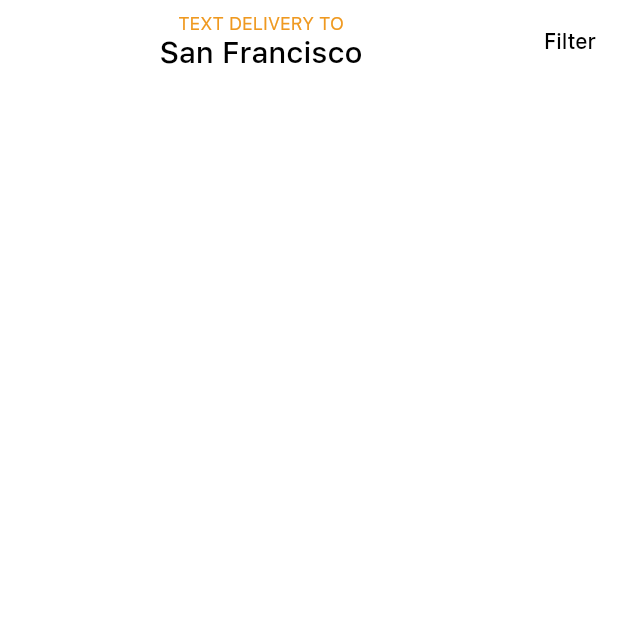
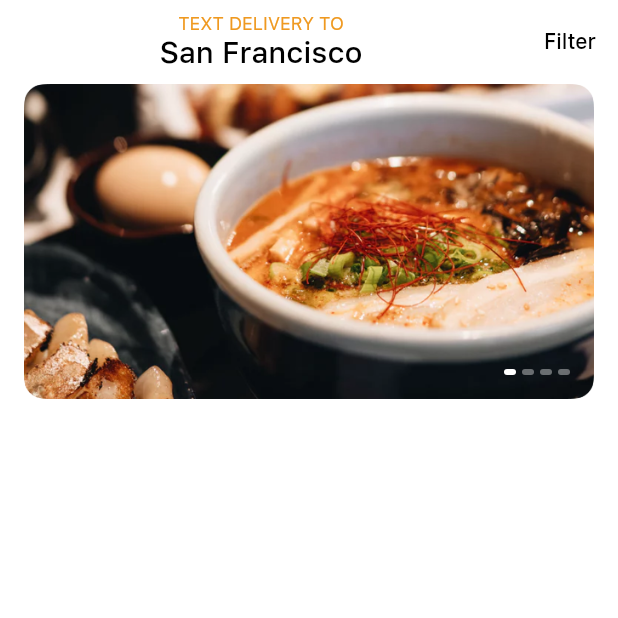
Before and after one commit to kevin2-cyber/Food-App-UI, a Flutter app: the screen it shows after launch, on a phone screen of 412 x 824 dp, the top half of it. Run offline on Flutter 3.47's test engine with Material 2 defaults, Android fonts, the phone set to English and light mode, and no system bars.

Commit message:
created sliverToBoxAdapter

```diff
--- /dev/null
+++ b/lib/app/screens/components/components.dart
@@ -0,0 +1,2 @@
+export 'image_carousel.dart';
+export 'indicator_dot.dart';
--- /dev/null
+++ b/lib/app/screens/components/image_carousel.dart
@@ -0,0 +1,56 @@
+import 'package:flutter/material.dart';
+
+import '../../../core/constants.dart';
+import '../../../model/demo_data.dart';
+import 'indicator_dot.dart';
+
+
+class ImageCarousel extends StatefulWidget {
+  const ImageCarousel({
+    Key? key,
+  }) : super(key: key);
+
+  @override
+  State<ImageCarousel> createState() => _ImageCarouselState();
+}
+
+class _ImageCarouselState extends State<ImageCarousel> {
+  int _currentPage = 0;
+  @override
+  Widget build(BuildContext context) {
+    return AspectRatio(
+      aspectRatio: 1.81,
+      child: Stack(
+        alignment: Alignment.bottomRight,
+        children: [
+          PageView.builder(
+            itemCount: demoBigImages.length,
+            onPageChanged: (value) {
+              setState(() {
+                _currentPage = value;
+              });
+            },
+            itemBuilder: (context, index) => ClipRRect(
+              borderRadius: BorderRadius.all(Radius.circular(12)),
+                child: Image.asset(demoBigImages[index]),
+            ),
+          ),
+          Positioned(
+            bottom: defaultPadding,
+            right: defaultPadding,
+            child: Row(
+              children:
+              List.generate(
+                demoBigImages.length,
+                    (index) => Padding(
+                  padding: const EdgeInsets.only(left: defaultPadding / 4),
+                  child: IndicatorDot(isActive: index == _currentPage),
+                ),
+              ),
+            ),
+          ),
+        ],
+      ),
+    );
+  }
+}
--- /dev/null
+++ b/lib/app/screens/components/indicator_dot.dart
@@ -0,0 +1,22 @@
+import 'package:flutter/material.dart';
+
+class IndicatorDot extends StatelessWidget {
+
+  final bool isActive;
+  const IndicatorDot({
+    Key? key,
+    required this.isActive,
+  }) : super(key: key);
+
+  @override
+  Widget build(BuildContext context) {
+    return Container(
+      height: 4,
+      width: 8,
+      decoration: BoxDecoration(
+        color: isActive ? Colors.white : Colors.white38,
+        borderRadius: const BorderRadius.all(Radius.circular(12)),
+      ),
+    );
+  }
+}
--- a/lib/app/screens/home/home_screen.dart
+++ b/lib/app/screens/home/home_screen.dart
@@ -1,5 +1,7 @@
 import 'package:flutter/material.dart';
 import 'package:food_app_ui/core/constants.dart';
+
+import '../components/components.dart';
 
 class HomeScreen extends StatelessWidget {
   const HomeScreen({Key? key}) : super(key: key);
@@ -7,7 +9,10 @@
   @override
   Widget build(BuildContext context) {
     return Scaffold(
-      appBar: AppBar(
+      // Using CustomScrollView for better scrollView
+      body: CustomScrollView(
+        slivers: [
+          SliverAppBar(
             backgroundColor: Colors.transparent,
             elevation: 0,
             title: Column(
@@ -21,7 +26,7 @@
                         .copyWith(color: kAccentColor),
                   ),
                 ),
-            Center(
+                const Center(
                   child: Text(
                     'San Francisco',
                     style: TextStyle(
@@ -34,9 +39,17 @@
             actions: [
               TextButton(
                 onPressed: (){},
-              child: Text(
+                child: const Text(
                   'Filter',
                   style: TextStyle(color: Colors.black),
+                ),
+              ),
+            ],
+          ),
+          SliverPadding(
+            padding: EdgeInsets.symmetric(horizontal: defaultPadding),
+            sliver: SliverToBoxAdapter(
+              child: ImageCarousel(),
             ),
           ),
         ],
```
Lines whose indentation alone changed are shown as unchanged.
